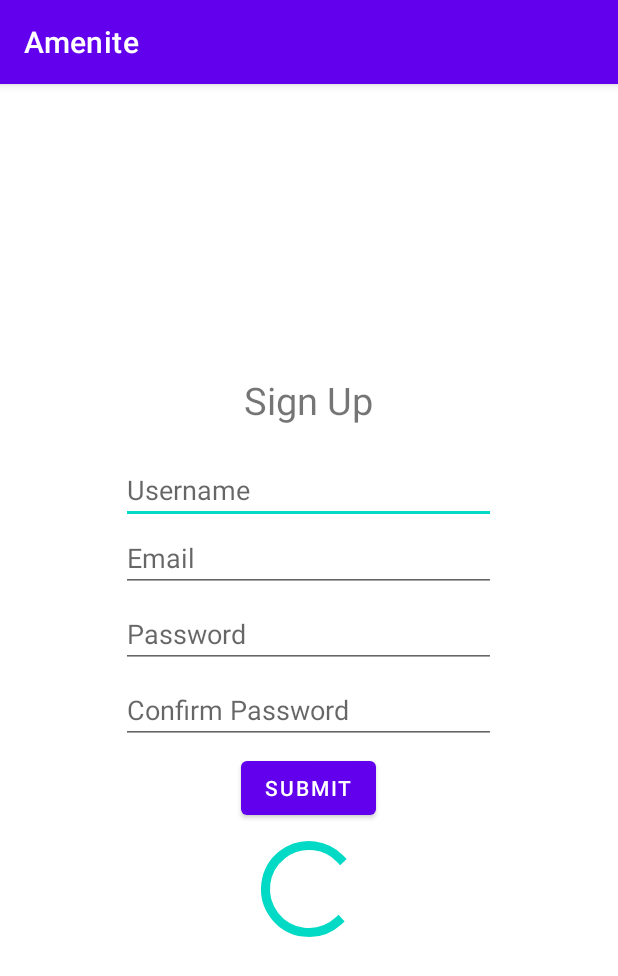
After one commit to galibmahmudjim/Amenite, an Android app: the SignupActivity screen opened directly, with no data from a screen before it, on a phone screen of 412 x 824 dp. The commit adds this screen. Shown: the top 976 px of the screen. Run offline under Robolectric (Android 15) with nearby library versions, the phone set to English and light mode, and no system bars.

Commit message:
Initial Login and Signup Activity

```diff
--- a/app/build.gradle
+++ b/app/build.gradle
@@ -1,5 +1,6 @@
 plugins {
     id 'com.android.application'
+    id 'com.google.gms.google-services'
 }
 
 android {
@@ -45,6 +46,8 @@ dependencies {
     implementation 'androidx.annotation:annotation:1.4.0'
     implementation 'androidx.lifecycle:lifecycle-livedata-ktx:2.5.1'
     implementation 'androidx.lifecycle:lifecycle-viewmodel-ktx:2.5.1'
+    implementation 'com.google.firebase:firebase-database:20.0.5'
+    implementation 'com.google.firebase:firebase-analytics:17.2.2'
     testImplementation 'junit:junit:4.13.2'
     androidTestImplementation 'androidx.test.ext:junit:1.1.3'
     androidTestImplementation 'androidx.test.espresso:espresso-core:3.4.0'
--- a/app/src/main/java/com/example/amenite/MainActivity.java
+++ b/app/src/main/java/com/example/amenite/MainActivity.java
@@ -6,6 +6,8 @@ import android.content.Intent;
 import android.os.Bundle;
 import android.os.Handler;
 import android.os.Looper;
+
+import com.google.firebase.database.FirebaseDatabase;
 
 public class MainActivity extends AppCompatActivity {
 
@@ -17,8 +19,7 @@ public class MainActivity extends AppCompatActivity {
         new Handler(Looper.getMainLooper()).postDelayed(new Runnable() {
             @Override
             public void run() {
-                startActivity(new Intent(MainActivity.this,Welcome.class));
-                finish();
+                startActivity(new Intent(MainActivity.this, Welcome.class));
             }
         }, 3000);
     }
--- /dev/null
+++ b/app/src/main/java/com/example/amenite/Signup/SignupActivity.java
@@ -0,0 +1,37 @@
+package com.example.amenite.Signup;
+
+import androidx.appcompat.app.AppCompatActivity;
+
+import android.os.Bundle;
+import android.view.View;
+import android.widget.Button;
+import android.widget.EditText;
+import android.widget.TextView;
+
+import com.example.amenite.DBRes.DBresources;
+import com.example.amenite.R;
+
+public class SignupActivity extends AppCompatActivity {
+
+    @Override
+    protected void onCreate(Bundle savedInstanceState) {
+        super.onCreate(savedInstanceState);
+        setContentView(R.layout.activity_signup);
+        EditText signupActivityUsernameEdittext = (EditText) findViewById(R.id.SignupActivityUsernameEdittext);
+        EditText signupActivityEmailEdittext = (EditText) findViewById(R.id.SignupActivityEmailEdittext);
+        EditText signupActivityPasswordEdittext = (EditText) findViewById(R.id.SignupActivityPasswordEdittext);
+        EditText signupActivityConfirmPasswordEdittext = (EditText) findViewById(R.id.SignupActivityConfirmPasswordEdittext);
+        findViewById(R.id.SignupSubmitButton).setOnClickListener(new View.OnClickListener() {
+            @Override
+            public void onClick(View view) {
+
+                try {
+                    Signup.signup(signupActivityUsernameEdittext,signupActivityEmailEdittext,signupActivityPasswordEdittext,signupActivityConfirmPasswordEdittext);
+                } catch (InterruptedException e) {
+                    e.printStackTrace();
+                }
+
+            }
+        });
+    }
+}
--- /dev/null
+++ b/app/src/main/res/layout/activity_signup.xml
@@ -0,0 +1,69 @@
+<?xml version="1.0" encoding="utf-8"?>
+<LinearLayout
+    xmlns:tools="http://schemas.android.com/tools"
+    xmlns:app="http://schemas.android.com/apk/res-auto"
+    xmlns:android="http://schemas.android.com/apk/res/android"
+    android:layout_height="match_parent"
+    android:layout_width="match_parent"
+    android:orientation="vertical"
+    android:gravity="center"
+    tools:context=".Signup.SignupActivity">
+    <TextView
+        android:id="@+id/SignupActivitySignupTextview"
+        android:layout_width="wrap_content"
+        android:layout_height="wrap_content"
+        android:text="Sign Up"
+        android:textSize="25dp"
+        android:layout_marginBottom="20dp"
+        />
+    <EditText
+        android:id="@+id/SignupActivityUsernameEdittext"
+        android:layout_width="250dp"
+        android:layout_height="wrap_content"
+        android:hint="Username"
+        android:layout_marginBottom="0dp"
+        />
+
+
+
+    <EditText
+        android:id="@+id/SignupActivityEmailEdittext"
+        android:layout_width="250dp"
+        android:layout_height="wrap_content"
+        android:hint="Email"
+        android:layout_marginBottom="5dp"
+        />
+
+    <EditText
+        android:id="@+id/SignupActivityPasswordEdittext"
+        android:layout_width="250dp"
+        android:layout_height="wrap_content"
+        android:hint="Password"
+        android:layout_marginBottom="5dp"/>
+
+    <EditText
+        android:id="@+id/SignupActivityConfirmPasswordEdittext"
+        android:layout_width="250dp"
+        android:layout_height="wrap_content"
+        android:hint="Confirm Password"
+        android:layout_marginBottom="5dp"
+        />
+
+    <Button
+        android:id="@+id/SignupSubmitButton"
+        android:layout_width="wrap_content"
+        android:layout_height="wrap_content"
+        android:text="Submit"
+        android:layout_marginBottom="5dp"/>
+
+    <ProgressBar
+        android:id="@+id/progressBar"
+        style="?android:attr/progressBarStyleLarge"
+        android:layout_width="wrap_content"
+        android:layout_height="wrap_content"
+        android:layout_centerHorizontal="true"
+        android:max="3"
+        android:progress="100" />
+
+
+</LinearLayout>
--- a/app/src/main/res/layout/activity_welcome.xml
+++ b/app/src/main/res/layout/activity_welcome.xml
@@ -15,14 +15,12 @@
         android:layout_width="wrap_content"
         android:layout_height="wrap_content"
         android:text="Welcome to Amenite"
-        android:background="@color/white"
         android:layout_marginBottom="45dp"
         android:textSize="30dp"
         />
 
     <Button
         android:id="@+id/WelcomeLoginButton"
-        android:onClick="onClickWelcomeLoginButton"
         android:layout_width="150dp"
         android:layout_height="wrap_content"
         android:layout_marginBottom="25dp"
```
Also changed, not shown: app/src/main/AndroidManifest.xml (+5 -3 lines), app/src/main/java/com/example/amenite/DBRes/DBresources.java (added, +57 -0 lines), app/src/main/java/com/example/amenite/Login/Login.java (added, +10 -0 lines), app/src/main/java/com/example/amenite/Login/LoginActivity.java (added, +33 -0 lines), app/src/main/java/com/example/amenite/PROFILE/Admin.java (added, +7 -0 lines), app/src/main/java/com/example/amenite/PROFILE/Customer.java (added, +7 -0 lines), app/src/main/java/com/example/amenite/Signup/Signup.java (added, +38 -0 lines), app/src/main/java/com/example/amenite/Welcome.java (+14 -5 lines), app/src/main/res/layout/activity_login.xml (added, +38 -0 lines), build.gradle (+7 -3 lines), 1 other file.
